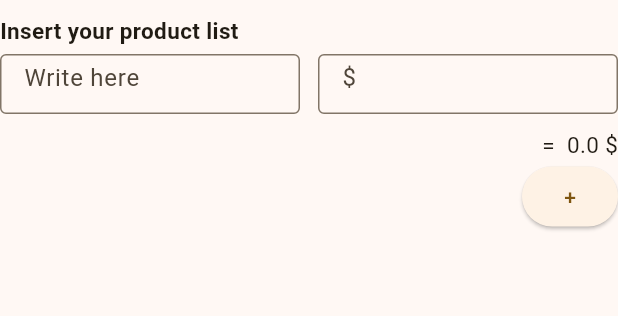
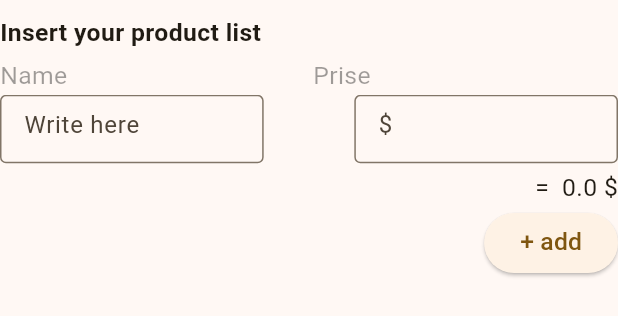
Before and after one commit to ISSAAM11/SumCalculatorApp, a Flutter app: the InsertProductsItem widget shown alone on an empty page, opened directly with empty values, on a phone screen of 412 x 824 dp. Shown: the top 316 px of the screen. Run offline on Flutter 3.47's test engine with Material 3 defaults, Android fonts, the phone set to English and light mode, and no system bars; our stand-ins replace flutter_screenutil, go_router, hive, hive_flutter; accounts and stored records are empty.

Commit message:
added storing data with Hive

```diff
--- a/lib/Items/insert_products_item copy.dart
+++ b/lib/Items/insert_products_item copy.dart
@@ -1,8 +1,9 @@
 import 'package:flutter/material.dart';
 import 'package:flutter/services.dart';
+import 'package:flutter_screenutil/flutter_screenutil.dart';
 
 class InsertProductsItem extends StatefulWidget {
-  Map productList;
+  List<Map<String, dynamic>> productList;
   InsertProductsItem({super.key, required this.productList});
 
   @override
@@ -49,8 +50,11 @@ class _InsertProductsItemState extends State<InsertProductsItem> {
 
       if (product["name"]!.text.isNotEmpty &&
           product["price"]!.text.isNotEmpty) {
-        widget.productList[product["name"]!.text] =
-            double.parse(product["price"]!.text);
+        widget.productList.add({
+          "name": product["name"]!.text,
+          "price": double.parse(product["price"]!.text),
+        });
+        //[product["name"]!.text] = double.parse(product["price"]!.text)
       }
     }
     setState(() {});
@@ -59,25 +63,40 @@ class _InsertProductsItemState extends State<InsertProductsItem> {
   @override
   Widget build(BuildContext context) {
     return Column(crossAxisAlignment: CrossAxisAlignment.start, children: [
-      const SizedBox(height: 10),
-      const Text(
+      SizedBox(height: 10.h),
+      Text(
         "Insert your product list",
-        style: TextStyle(fontSize: 15, fontWeight: FontWeight.bold),
+        style: TextStyle(fontSize: 15.sp, fontWeight: FontWeight.bold),
       ),
-      const SizedBox(height: 5),
+      SizedBox(height: 5.h),
+      Row(
+        children: [
+          SizedBox(
+            width: 190.w,
+            child: Text(
+              "Name",
+              style: TextStyle(fontSize: 15.sp, color: Colors.black38),
+            ),
+          ),
+          Text(
+            "Prise",
+            style: TextStyle(fontSize: 15.sp, color: Colors.black38),
+          ),
+        ],
+      ),
       SizedBox(
-        height: 45 * productsListLength.toDouble() - 40,
+        height: 50.h * productsListLength.toDouble() - 50.h,
         child: ListView.builder(
           itemCount: productsControllerList.length,
           itemBuilder: (BuildContext context, int index) {
             return Padding(
-              padding: const EdgeInsets.only(bottom: 5),
+              padding: EdgeInsets.only(bottom: 5.h),
               child: Row(
                 mainAxisAlignment: MainAxisAlignment.spaceBetween,
                 children: [
                   SizedBox(
-                    width: 200.0,
-                    height: 40.0,
+                    width: 160.w,
+                    height: 45.h,
                     child: TextFormField(
                       onChanged: updateProductList,
                       controller: productsControllerList[index]["name"],
@@ -88,8 +107,8 @@ class _InsertProductsItemState extends State<InsertProductsItem> {
                     ),
                   ),
                   SizedBox(
-                    width: 200.0,
-                    height: 40.0,
+                    width: 160.w,
+                    height: 45.h,
                     child: TextFormField(
                       onChanged: updateProductList,
                       controller: productsControllerList[index]["price"],
@@ -113,8 +132,8 @@ class _InsertProductsItemState extends State<InsertProductsItem> {
       ),
       Align(
         alignment: Alignment.centerRight,
-        child: Text("=  ${sum.toString()} \$",
-            style: const TextStyle(fontSize: 15)),
+        child:
+            Text("=  ${sum.toString()} \$", style: TextStyle(fontSize: 15.sp)),
       ),
       Align(
         alignment: Alignment.centerRight,
@@ -122,7 +141,7 @@ class _InsertProductsItemState extends State<InsertProductsItem> {
             onPressed: () {
               addProduct();
             },
-            child: const Text("+")),
+            child: Text("+ add", style: TextStyle(fontSize: 15.sp))),
       ),
     ]);
   }
--- a/lib/main.dart
+++ b/lib/main.dart
@@ -1,4 +1,5 @@
 import 'package:flutter/material.dart';
+import 'package:flutter_screenutil/flutter_screenutil.dart';
 import 'package:hive_flutter/adapters.dart';
 import 'package:sum_calculator/colors.dart';
 import 'package:sum_calculator/model/sumItem.dart';
@@ -19,7 +20,9 @@ class MyApp extends StatelessWidget {
   // This widget is the root of your application.
   @override
   Widget build(BuildContext context) {
-    return MaterialApp(
+    return ScreenUtilInit(
+      designSize: const Size(375, 812),
+      child: MaterialApp(
         title: 'Flutter Demo',
         theme: ThemeData(
           colorScheme: ColorScheme.fromSeed(seedColor: yellowColor),
@@ -27,6 +30,7 @@ class MyApp extends StatelessWidget {
         ),
         debugShowCheckedModeBanner: false, // Disable the debug banner
         home: const InitialScreen(),
+      ),
     );
   }
 }
--- a/lib/model/sumItem.dart
+++ b/lib/model/sumItem.dart
@@ -7,9 +7,9 @@ class SumItem extends HiveObject {
   @HiveField(0)
   final String title;
   @HiveField(1)
-  final Map<String, double> productsMap;
+  final List<Map<String, dynamic>> productsMap;
   @HiveField(2)
-  final Map<String, double> participantsMap;
+  final List<Map<String, dynamic>> participantsMap;
 
   SumItem({
     required this.title,
--- a/lib/screens/initial_screen.dart
+++ b/lib/screens/initial_screen.dart
@@ -1,5 +1,6 @@
 import 'package:flutter/material.dart';
 import 'package:go_router/go_router.dart';
+import 'package:sum_calculator/model/sumItem.dart';
 import 'package:sum_calculator/screens/add_sum.dart';
 import 'package:sum_calculator/screens/my_sum_list.dart';
 import 'package:sum_calculator/screens/sum_result.dart';
@@ -27,7 +28,7 @@ class _MyWidgetState extends State<InitialScreen> {
   }
 
   final GoRouter _router = GoRouter(
-    initialLocation: '/AddSum',
+    initialLocation: '/',
     routes: <RouteBase>[
       GoRoute(
         path: '/',
@@ -44,7 +45,8 @@ class _MyWidgetState extends State<InitialScreen> {
       GoRoute(
         path: '/SumResult',
         builder: (BuildContext context, GoRouterState state) {
-          return const SumResult();
+          final sumItem = state.extra as SumItem;
+          return SumResult(sumItem: sumItem);
         },
       ),
     ],
--- a/pubspec.yaml
+++ b/pubspec.yaml
@@ -39,6 +39,7 @@ dependencies:
   go_router: ^14.0.2
   hive: ^2.2.3
   hive_flutter: ^1.1.0
+  flutter_screenutil: ^5.9.0
 
 dev_dependencies:
   flutter_test:
```
Also changed, not shown: lib/Items/insert_participants_item.dart (+22 -20 lines), lib/Items/sum_result_items/result_item.dart (+65 -50 lines), lib/Items/sum_result_items/your_participants_item.dart (+38 -20 lines), lib/Items/sum_result_items/your_products_item.dart (+30 -16 lines), lib/screens/add_sum.dart (+31 -32 lines), lib/screens/my_sum_list.dart (+45 -14 lines), lib/screens/sum_result.dart (+19 -12 lines), lib/model/sumItem.g.dart, pubspec.lock. Lines whose indentation alone changed are shown as unchanged.
